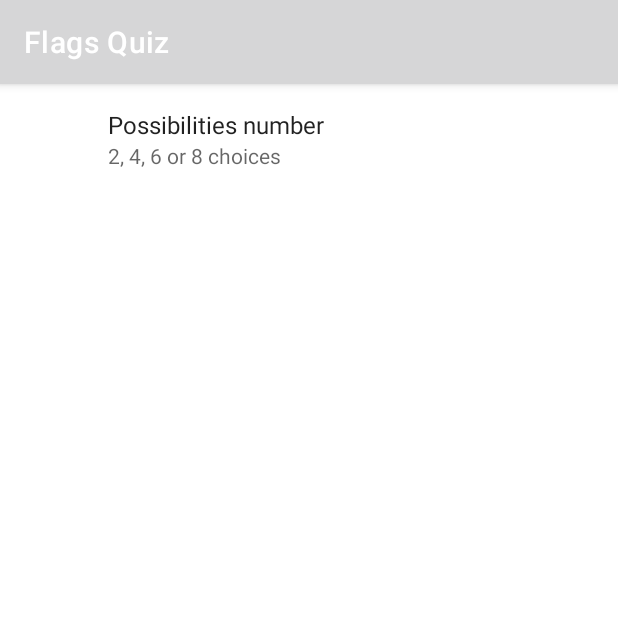
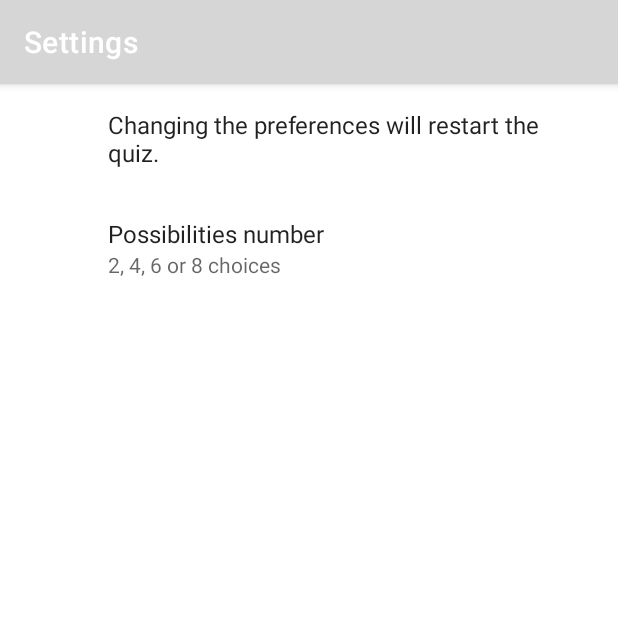
Before and after one commit to ElinkAP/Quiz-Flag, an Android app: the SettingsActivity screen opened directly, with no data from a screen before it, on a phone screen of 412 x 824 dp, the top half of it. Run offline under Robolectric (Android 15) with nearby library versions, the phone set to English and light mode, and no system bars; our stand-ins replace androidx.preference; 1 statement that could not run was skipped.

Commit message:
Fix SettingActivity

```diff
--- a/app/src/main/AndroidManifest.xml
+++ b/app/src/main/AndroidManifest.xml
@@ -11,13 +11,13 @@
         android:theme="@style/Theme.FlagsQuiz">
         <activity
             android:name=".SettingsActivity"
+            android:label="Settings"
             android:exported="true" />
         <activity
             android:name=".MainActivity"
             android:exported="true"
             android:label="@string/app_name"
-            android:launchMode="singleTop"
-            android:theme="@style/Theme.FlagsQuiz.NoActionBar">
+            android:launchMode="standard">
             <intent-filter>
                 <action android:name="android.intent.action.MAIN" />
 
--- a/app/src/main/res/layout/activity_main.xml
+++ b/app/src/main/res/layout/activity_main.xml
@@ -15,7 +15,6 @@
     app:layout_constraintTop_toTopOf="parent"
     app:layout_constraintStart_toStartOf="parent"
     app:layout_constraintEnd_toEndOf="parent"
-    app:layout_constraintBottom_toTopOf="parent"
-    android:orientation="horizontal" />
+    app:layout_constraintBottom_toTopOf="parent"/>
 
 </androidx.coordinatorlayout.widget.CoordinatorLayout>
--- a/app/src/main/res/layout/activity_settings.xml
+++ b/app/src/main/res/layout/activity_settings.xml
@@ -1,6 +1,5 @@
 <?xml version="1.0" encoding="utf-8"?>
-<androidx.constraintlayout.widget.ConstraintLayout xmlns:android="http://schemas.android.com/apk/res/android"
-    xmlns:app="http://schemas.android.com/apk/res-auto"
+<LinearLayout xmlns:android="http://schemas.android.com/apk/res/android"
     xmlns:tools="http://schemas.android.com/tools"
     android:layout_width="match_parent"
     android:layout_height="match_parent"
@@ -11,10 +10,7 @@
         android:name="com.ewelion85.flagsquiz.SettingActivityFragment"
         android:layout_width="match_parent"
         android:layout_height="match_parent"
-        app:layout_constraintTop_toTopOf="parent"
-        app:layout_constraintStart_toStartOf="parent"
-        app:layout_constraintEnd_toEndOf="parent"
-        app:layout_constraintBottom_toTopOf="parent"
-        android:orientation="horizontal" />
+        android:orientation="horizontal"
+        android:textAlignment="textStart"/>
 
-</androidx.constraintlayout.widget.ConstraintLayout>
+</LinearLayout>
--- a/app/src/main/res/menu/menu_main.xml
+++ b/app/src/main/res/menu/menu_main.xml
@@ -2,6 +2,7 @@
     xmlns:app="http://schemas.android.com/apk/res-auto"
     xmlns:tools="http://schemas.android.com/tools"
     tools:context="com.ewelion85.flagsquiz.MainActivity">
+
     <item
         android:id="@+id/action_settings"
         android:icon="@drawable/ic_baseline_settings_24"
--- a/app/src/main/res/values/strings.xml
+++ b/app/src/main/res/values/strings.xml
@@ -7,8 +7,7 @@
     <string name="next">Next</string>
     <string name="previous">Previous</string>
 
-    <string name="hello_first_fragment">Hello first fragment</string>
-    <string name="hello_second_fragment">Hello second fragment. Arg: %1$s</string>
+
     <string name="number_of_choices">Possibilities number</string>
     <string name="default_region">Europe</string>
     <string name="default_region_message">You have to choose at least one continent. The default continent is Europe.</string>
--- a/app/src/main/res/xml/preferences.xml
+++ b/app/src/main/res/xml/preferences.xml
@@ -1,22 +1,29 @@
 <?xml version="1.0" encoding="utf-8"?>
 <PreferenceScreen xmlns:android="http://schemas.android.com/apk/res/android">
 
+    <EditTextPreference
+        android:background="#EC9E9E"
+        android:key="edit_text_preference_1"
+        android:selectAllOnFocus="true"
+        android:selectable="false"
+        android:singleLine="false"
+        android:title="Changing the preferences will restart the quiz." />
     <ListPreference
+        android:defaultValue="4"
         android:entries="@array/guesses_list"
         android:entryValues="@array/guesses_list"
         android:key="pref_numberOfChoices"
-        android:title="@string/number_of_choices"
+        android:persistent="true"
         android:summary="@string/number_of_choices_description"
-        android:persistent="true"
-        android:defaultValue="4" />
+        android:title="@string/number_of_choices" />
 
     <MultiSelectListPreference
+        android:defaultValue="@array/regions_list"
         android:entries="@array/regions_list_for_settings"
         android:entryValues="@array/regions_list"
         android:key="pref_regionsToInclude"
-        android:title="@string/world_regions"
+        android:persistent="true"
         android:summary="@string/world_regions_descriptions"
-        android:persistent="true"
-        android:defaultValue="@array/regions_list" />
+        android:title="@string/world_regions" />
 
 </PreferenceScreen>
```
Also changed, not shown: app/src/main/java/com/ewelion85/flagsquiz/MainActivity.java (+16 -17 lines), app/src/main/java/com/ewelion85/flagsquiz/MainActivityFragment.java (+13 -0 lines), app/src/main/java/com/ewelion85/flagsquiz/SettingActivityFragment.java (+0 -30 lines), app/src/main/res/layout-land/activity_main.xml (+10 -8 lines), app/src/main/res/layout/fragment_settings.xml (deleted, +0 -9 lines), app/src/main/res/values/themes.xml (+17 -0 lines).
